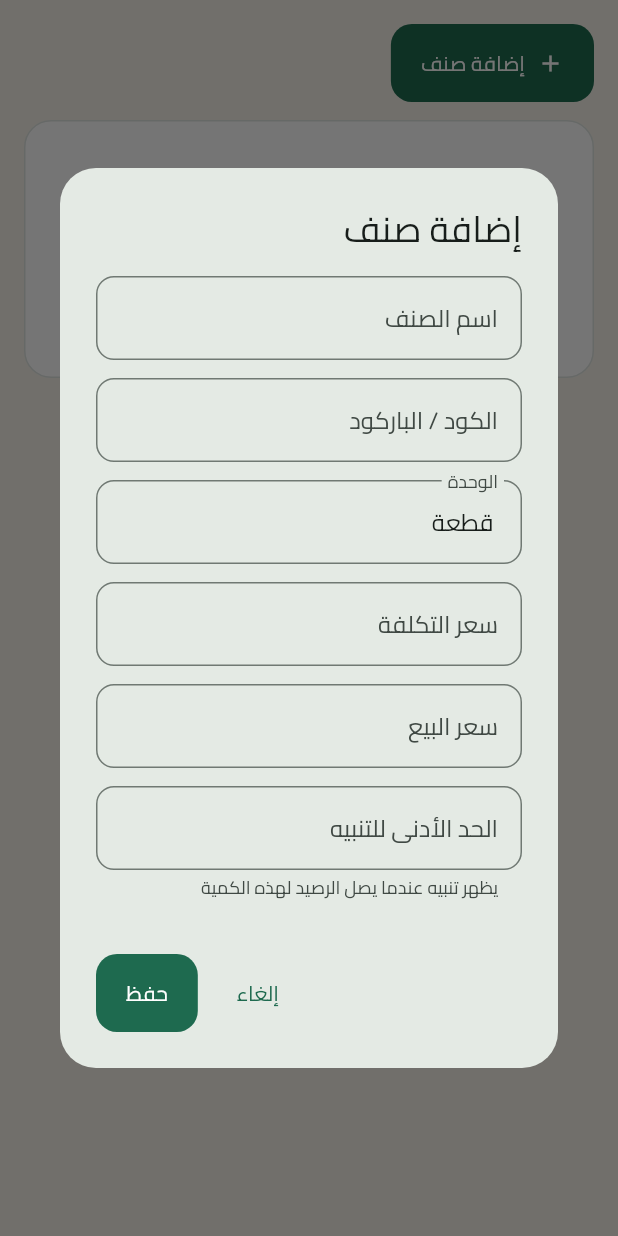
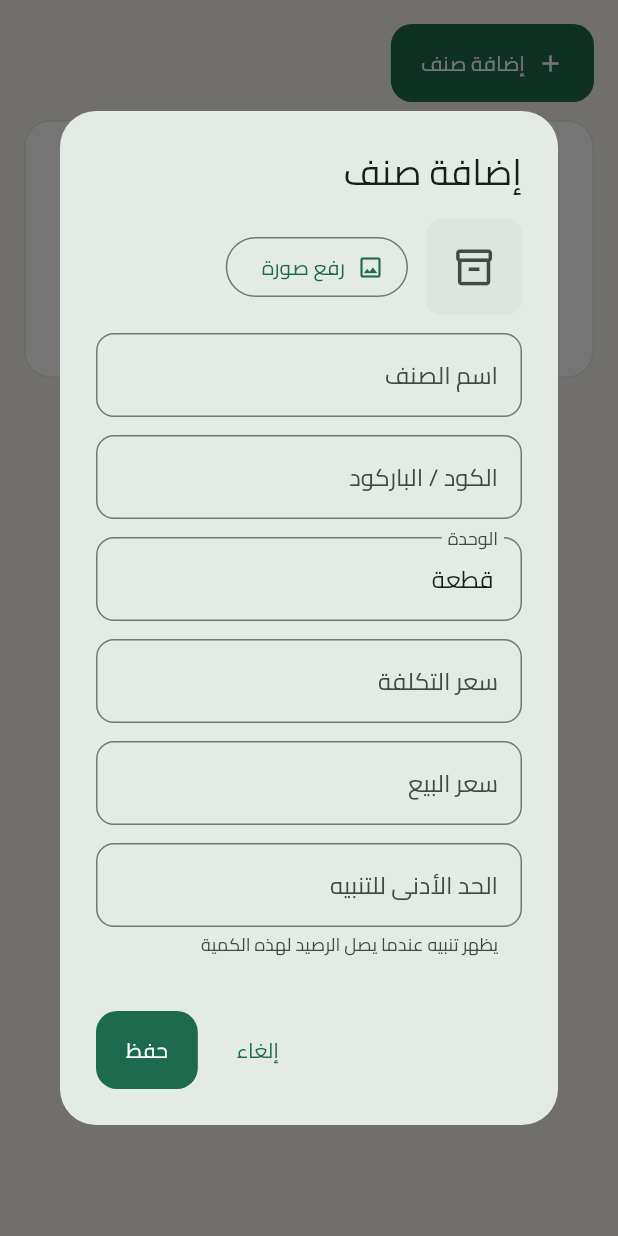
Before and after one commit to Ahmedtalb872/Medaba, a Flutter app: the _ProductsTab widget shown alone on an empty page, opened directly, after a tap on "إضافة صنف", on a phone screen of 412 x 824 dp. Run offline on Flutter 3.47's test engine with Material 3 defaults, Android fonts, the phone set to English and light mode, and no system bars; our stand-ins replace file_picker, pdf, printing, shared_preferences; accounts and stored records are empty.

Commit message:
Add product images, uploadable from the invoice editor
Products get an optional image (JPEG, shrunk to 320px, stored as
base64). In the invoice editor each line shows the product thumbnail;
tapping it picks an image from the device and saves it on the product
before the invoice is saved. The items tab gets an image column and the
item form can upload, change or remove the image. Invoice PDFs add an
image column when any line has a picture.

Uses file_picker (with the macOS user-selected file entitlement) and
the pure-Dart image package; corrupt files are rejected with a message.

Co-Authored-By: Claude Opus 5.5 <noreply@anthropic.com>
Claude-Session: https://claude.ai/code/session_01X9Xt23fqdrjn1yncKBRNLD

```diff
--- a/lib/models/inventory.dart
+++ b/lib/models/inventory.dart
@@ -46,6 +46,9 @@ class Product {
   /// الحد الأدنى للكمية؛ عند الوصول إليه يظهر تنبيه نقص المخزون.
   final double minQty;
 
+  /// صورة الصنف (JPEG مصغّرة بترميز base64)، أو null إن لم تُرفع صورة.
+  final String? image;
+
   const Product({
     required this.id,
     required this.name,
@@ -54,7 +57,19 @@ class Product {
     this.costPrice = 0,
     this.salePrice = 0,
     this.minQty = 0,
+    this.image,
   });
+
+  Product withImage(String? image) => Product(
+    id: id,
+    name: name,
+    code: code,
+    unit: unit,
+    costPrice: costPrice,
+    salePrice: salePrice,
+    minQty: minQty,
+    image: image,
+  );
 
   Map<String, dynamic> toJson() => {
     'id': id,
@@ -64,6 +79,7 @@ class Product {
     'costPrice': costPrice,
     'salePrice': salePrice,
     'minQty': minQty,
+    'image': image,
   };
 
   factory Product.fromJson(Map<String, dynamic> j) => Product(
@@ -74,6 +90,7 @@ class Product {
     costPrice: (j['costPrice'] as num?)?.toDouble() ?? 0,
     salePrice: (j['salePrice'] as num?)?.toDouble() ?? 0,
     minQty: (j['minQty'] as num?)?.toDouble() ?? 0,
+    image: j['image'] as String?,
   );
 }
 
--- a/lib/screens/inventory_screen.dart
+++ b/lib/screens/inventory_screen.dart
@@ -7,7 +7,9 @@ import '../state/app_state.dart';
 import '../theme/app_colors.dart';
 import '../utils/format.dart' as fmt;
 import '../widgets/common.dart';
+import '../utils/product_image.dart';
 import '../widgets/data_table_card.dart';
+import '../widgets/product_thumb.dart';
 
 /// إدارة المخازن: الأرصدة، الحركات، الأصناف، والمخازن.
 class InventoryScreen extends StatelessWidget {
@@ -480,6 +482,7 @@ class _ProductsTab extends StatelessWidget {
         ),
         DataTableCard<Product>(
           columns: const [
+            'الصورة',
             'الصنف',
             'الكود',
             'الوحدة',
@@ -491,6 +494,11 @@ class _ProductsTab extends StatelessWidget {
           items: s.products,
           emptyMessage: 'لم تتم إضافة أصناف بعد',
           cells: (p) => [
+            ProductThumb(
+              product: p,
+              size: 40,
+              onTap: () => uploadProductImage(context, p),
+            ),
             Text(p.name),
             Text(p.code),
             Text(p.unit),
@@ -529,12 +537,40 @@ Future<void> showProductForm(BuildContext context, {Product? existing}) {
   final sale = TextEditingController(text: num(existing?.salePrice));
   final min = TextEditingController(text: num(existing?.minQty));
   const decimal = TextInputType.numberWithOptions(decimal: true);
+  var image = existing?.image;
 
   return showFormDialog(
     context: context,
     formKey: key,
     title: existing == null ? 'إضافة صنف' : 'تعديل الصنف',
-    fields: (_) => [
+    fields: (setState) => [
+      Row(
+        children: [
+          ProductThumb(
+            product: Product(id: '', name: '', image: image),
+            size: 64,
+          ),
+          const SizedBox(width: 12),
+          OutlinedButton.icon(
+            icon: const Icon(Icons.photo_outlined),
+            label: Text(image == null ? 'رفع صورة' : 'تغيير الصورة'),
+            onPressed: () async {
+              try {
+                final picked = await pickProductImage();
+                if (picked != null) setState(() => image = picked);
+              } on FormatException catch (e) {
+                if (context.mounted) _snack(context, e.message);
+              }
+            },
+          ),
+          if (image != null)
+            IconButton(
+              tooltip: 'إزالة الصورة',
+              icon: const Icon(Icons.delete_outline),
+              onPressed: () => setState(() => image = null),
+            ),
+        ],
+      ),
       TextFormField(
         controller: name,
         decoration: const InputDecoration(labelText: 'اسم الصنف'),
@@ -583,6 +619,7 @@ Future<void> showProductForm(BuildContext context, {Product? existing}) {
         costPrice: fmt.parseNumber(cost.text)!,
         salePrice: fmt.parseNumber(sale.text)!,
         minQty: fmt.parseNumber(min.text) ?? 0,
+        image: image,
       ),
     ),
   );
--- /dev/null
+++ b/lib/widgets/product_thumb.dart
@@ -0,0 +1,81 @@
+import 'package:flutter/material.dart';
+import 'package:provider/provider.dart';
+
+import '../models/inventory.dart';
+import '../state/app_state.dart';
+import '../utils/product_image.dart';
+
+/// صورة مصغّرة للصنف. عند تمرير [onTap] تظهر علامة رفع/تغيير الصورة.
+class ProductThumb extends StatelessWidget {
+  final Product? product;
+  final double size;
+  final VoidCallback? onTap;
+  const ProductThumb({super.key, this.product, this.size = 48, this.onTap});
+
+  @override
+  Widget build(BuildContext context) {
+    final cs = Theme.of(context).colorScheme;
+    final image = product?.image;
+    final box = ClipRRect(
+      borderRadius: BorderRadius.circular(10),
+      child: Container(
+        width: size,
+        height: size,
+        color: cs.surfaceContainerHighest,
+        child: image != null
+            ? Image.memory(
+                productImageBytes(image),
+                fit: BoxFit.cover,
+                gaplessPlayback: true,
+              )
+            : Icon(
+                onTap == null
+                    ? Icons.inventory_2_outlined
+                    : Icons.add_a_photo_outlined,
+                size: size * 0.45,
+                color: cs.onSurfaceVariant,
+              ),
+      ),
+    );
+    if (onTap == null) return box;
+    return Tooltip(
+      message: image == null ? 'رفع صورة الصنف' : 'تغيير صورة الصنف',
+      child: InkWell(
+        borderRadius: BorderRadius.circular(10),
+        onTap: onTap,
+        child: Stack(
+          clipBehavior: Clip.none,
+          children: [
+            box,
+            if (image != null)
+              PositionedDirectional(
+                end: -4,
+                bottom: -4,
+                child: CircleAvatar(
+                  radius: 10,
+                  backgroundColor: cs.primary,
+                  child: Icon(Icons.edit, size: 12, color: cs.onPrimary),
+                ),
+              ),
+          ],
+        ),
+      ),
+    );
+  }
+}
+
+/// يختار صورة من الجهاز ويحفظها مع الصنف، ويعرض رسالة بالنتيجة.
+Future<void> uploadProductImage(BuildContext context, Product product) async {
+  final s = context.read<AppState>();
+  final messenger = ScaffoldMessenger.of(context);
+  try {
+    final image = await pickProductImage();
+    if (image == null) return;
+    await s.saveProduct(product.withImage(image));
+    messenger.showSnackBar(
+      SnackBar(content: Text('تم حفظ صورة "${product.name}"')),
+    );
+  } on FormatException catch (e) {
+    messenger.showSnackBar(SnackBar(content: Text(e.message)));
+  }
+}
--- a/pubspec.yaml
+++ b/pubspec.yaml
@@ -41,6 +41,8 @@ dependencies:
     sdk: flutter
   pdf: ^3.13.1
   printing: ^5.15.1
+  file_picker: ^13.1.0
+  image: ^4.10.1
 
 dev_dependencies:
   flutter_test:
```
Also changed, not shown: lib/pdf/invoice_pdf.dart (+43 -23 lines), lib/screens/invoices_screen.dart (+19 -0 lines), lib/utils/product_image.dart (added, +51 -0 lines), pubspec.lock, 7 other files.
